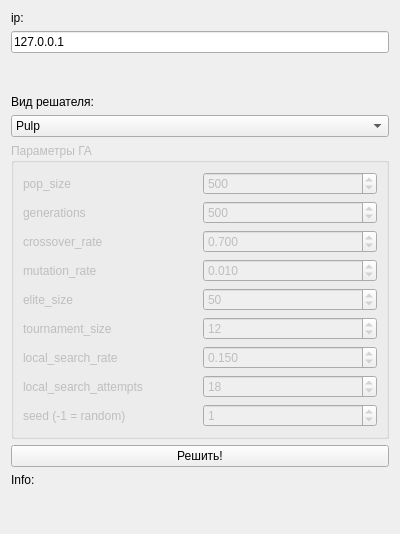
The window that src/CrossUI/reshator.ui (Vasteri/MetaDiplom) describes before a commit, drawn with Qt 5.
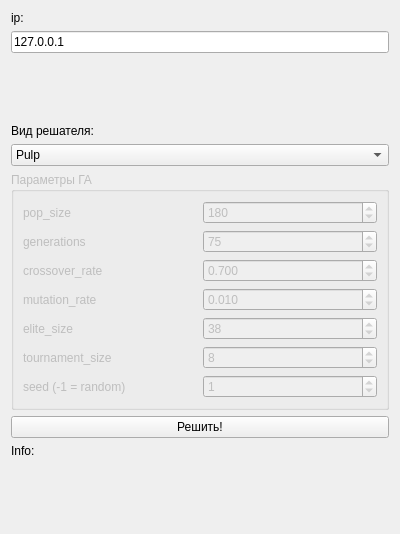
The same window after the commit.

Diff of the .ui file:
```diff
--- a/src/CrossUI/reshator.ui
+++ b/src/CrossUI/reshator.ui
@@ -60,7 +60,7 @@
          <number>100000</number>
         </property>
         <property name="value">
-         <number>500</number>
+         <number>180</number>
         </property>
        </widget>
       </item>
@@ -80,7 +80,7 @@
          <number>1000000</number>
         </property>
         <property name="value">
-         <number>500</number>
+         <number>75</number>
         </property>
        </widget>
       </item>
@@ -152,7 +152,7 @@
          <number>100000</number>
         </property>
         <property name="value">
-         <number>50</number>
+         <number>38</number>
         </property>
        </widget>
       </item>
@@ -172,64 +172,18 @@
          <number>1000</number>
         </property>
         <property name="value">
-         <number>12</number>
+         <number>8</number>
         </property>
        </widget>
       </item>
       <item row="6" column="0">
-       <widget class="QLabel" name="label_local_search_rate">
-        <property name="text">
-         <string>local_search_rate</string>
-        </property>
-       </widget>
-      </item>
-      <item row="6" column="1">
-       <widget class="QDoubleSpinBox" name="dspin_local_search_rate">
-        <property name="decimals">
-         <number>3</number>
-        </property>
-        <property name="minimum">
-         <double>0.000000000000000</double>
-        </property>
-        <property name="maximum">
-         <double>1.000000000000000</double>
-        </property>
-        <property name="singleStep">
-         <double>0.050000000000000</double>
-        </property>
-        <property name="value">
-         <double>0.150000000000000</double>
-        </property>
-       </widget>
-      </item>
-      <item row="7" column="0">
-       <widget class="QLabel" name="label_local_search_attempts">
-        <property name="text">
-         <string>local_search_attempts</string>
-        </property>
-       </widget>
-      </item>
-      <item row="7" column="1">
-       <widget class="QSpinBox" name="spin_local_search_attempts">
-        <property name="minimum">
-         <number>0</number>
-        </property>
-        <property name="maximum">
-         <number>1000</number>
-        </property>
-        <property name="value">
-         <number>18</number>
-        </property>
-       </widget>
-      </item>
-      <item row="8" column="0">
        <widget class="QLabel" name="label_seed">
         <property name="text">
          <string>seed (-1 = random)</string>
         </property>
        </widget>
       </item>
-      <item row="8" column="1">
+      <item row="6" column="1">
        <widget class="QSpinBox" name="spin_seed">
         <property name="minimum">
          <number>-1</number>
```
